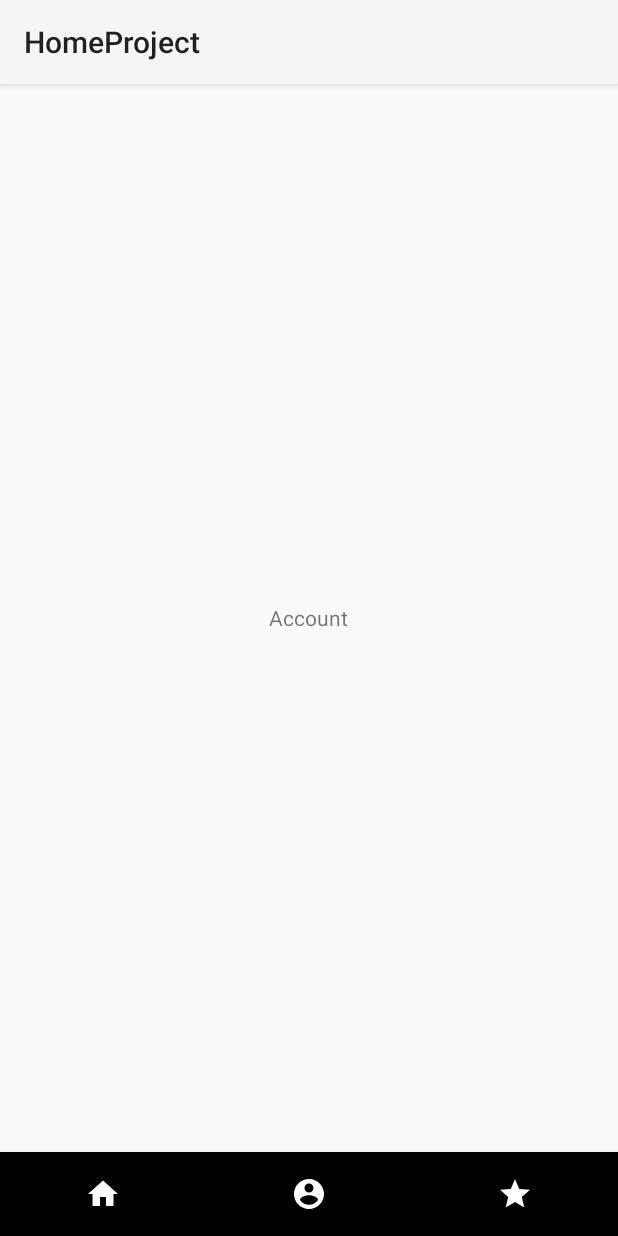
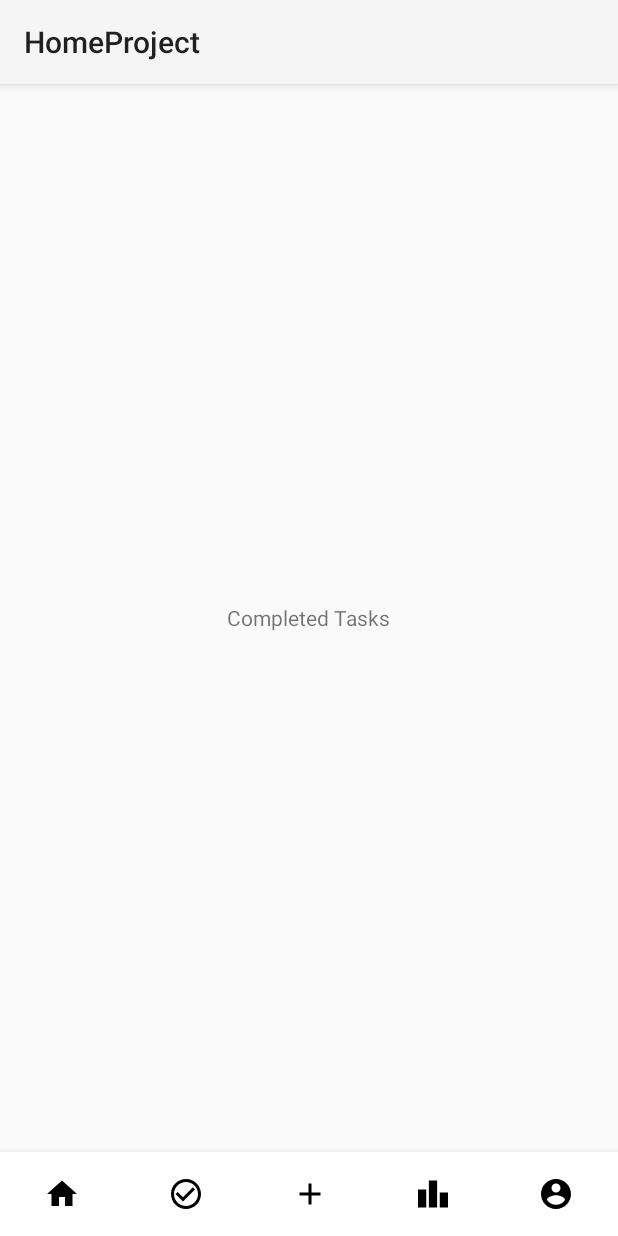
Before and after one commit to JoshuaBesei/HomeProject, an Android app: the screen it shows after launch (MainActivity), item 2 of the bottom bar chosen, on a phone screen of 412 x 824 dp. Run offline under Robolectric (Android 15) with nearby library versions, the phone set to English and light mode, and no system bars; 1 statement that could not run was skipped.

Commit message:
Updating nav bar and pushing ready for others to clone and modify each fragments page

```diff
--- a/app/src/main/java/com/example/homeproject/MainActivity.kt
+++ b/app/src/main/java/com/example/homeproject/MainActivity.kt
@@ -3,9 +3,7 @@ package com.example.homeproject
 import androidx.appcompat.app.AppCompatActivity
 import android.os.Bundle
 import androidx.fragment.app.Fragment
-import com.example.homeproject.fragments.AccountFragment
-import com.example.homeproject.fragments.HomeFragment
-import com.example.homeproject.fragments.LeaderBoardsFragment
+import com.example.homeproject.fragments.*
 import com.google.android.material.bottomnavigation.BottomNavigationView
 
 class MainActivity : AppCompatActivity() {
@@ -16,6 +14,8 @@ class MainActivity : AppCompatActivity() {
         val homeFragment = HomeFragment()
         val account = AccountFragment()
         val leaderboards = LeaderBoardsFragment()
+        val completedTasks = CompletedTasksFragment()
+        val addTasks = AddTasksFragment()
 
         makeCurrentFragment(homeFragment)
 
@@ -26,6 +26,8 @@ class MainActivity : AppCompatActivity() {
                 R.id.home -> makeCurrentFragment(homeFragment)
                 R.id.account -> makeCurrentFragment(account)
                 R.id.leaderboards -> makeCurrentFragment(leaderboards)
+                R.id.completedTasks -> makeCurrentFragment(completedTasks)
+                R.id.addTasks -> makeCurrentFragment(addTasks)
             }
             true
         }
--- /dev/null
+++ b/app/src/main/java/com/example/homeproject/fragments/AddTasksFragment.kt
@@ -0,0 +1,58 @@
+package com.example.homeproject.fragments
+
+import android.os.Bundle
+import androidx.fragment.app.Fragment
+import android.view.LayoutInflater
+import android.view.View
+import android.view.ViewGroup
+import com.example.homeproject.R
+
+// TODO: Rename parameter arguments, choose names that match
+// the fragment initialization parameters, e.g. ARG_ITEM_NUMBER
+private const val ARG_PARAM1 = "param1"
+private const val ARG_PARAM2 = "param2"
+
+/**
+ * A simple [Fragment] subclass.
+ * Use the [AddTasksFragment.newInstance] factory method to
+ * create an instance of this fragment.
+ */
+class AddTasksFragment : Fragment() {
+    // TODO: Rename and change types of parameters
+    private var param1: String? = null
+    private var param2: String? = null
+
+    override fun onCreate(savedInstanceState: Bundle?) {
+        super.onCreate(savedInstanceState)
+        arguments?.let {
+            param1 = it.getString(ARG_PARAM1)
+            param2 = it.getString(ARG_PARAM2)
+        }
+    }
+
+    override fun onCreateView(inflater: LayoutInflater, container: ViewGroup?,
+                              savedInstanceState: Bundle?): View? {
+        // Inflate the layout for this fragment
+        return inflater.inflate(R.layout.fragment_add_tasks, container, false)
+    }
+
+    companion object {
+        /**
+         * Use this factory method to create a new instance of
+         * this fragment using the provided parameters.
+         *
+         * @param param1 Parameter 1.
+         * @param param2 Parameter 2.
+         * @return A new instance of fragment AddTasksFragment.
+         */
+        // TODO: Rename and change types and number of parameters
+        @JvmStatic
+        fun newInstance(param1: String, param2: String) =
+                AddTasksFragment().apply {
+                    arguments = Bundle().apply {
+                        putString(ARG_PARAM1, param1)
+                        putString(ARG_PARAM2, param2)
+                    }
+                }
+    }
+}
--- /dev/null
+++ b/app/src/main/java/com/example/homeproject/fragments/CompletedTasksFragment.kt
@@ -0,0 +1,58 @@
+package com.example.homeproject.fragments
+
+import android.os.Bundle
+import androidx.fragment.app.Fragment
+import android.view.LayoutInflater
+import android.view.View
+import android.view.ViewGroup
+import com.example.homeproject.R
+
+// TODO: Rename parameter arguments, choose names that match
+// the fragment initialization parameters, e.g. ARG_ITEM_NUMBER
+private const val ARG_PARAM1 = "param1"
+private const val ARG_PARAM2 = "param2"
+
+/**
+ * A simple [Fragment] subclass.
+ * Use the [CompletedTasksFragment.newInstance] factory method to
+ * create an instance of this fragment.
+ */
+class CompletedTasksFragment : Fragment() {
+    // TODO: Rename and change types of parameters
+    private var param1: String? = null
+    private var param2: String? = null
+
+    override fun onCreate(savedInstanceState: Bundle?) {
+        super.onCreate(savedInstanceState)
+        arguments?.let {
+            param1 = it.getString(ARG_PARAM1)
+            param2 = it.getString(ARG_PARAM2)
+        }
+    }
+
+    override fun onCreateView(inflater: LayoutInflater, container: ViewGroup?,
+                              savedInstanceState: Bundle?): View? {
+        // Inflate the layout for this fragment
+        return inflater.inflate(R.layout.fragment_completed_tasks, container, false)
+    }
+
+    companion object {
+        /**
+         * Use this factory method to create a new instance of
+         * this fragment using the provided parameters.
+         *
+         * @param param1 Parameter 1.
+         * @param param2 Parameter 2.
+         * @return A new instance of fragment CompletedTasksFragment.
+         */
+        // TODO: Rename and change types and number of parameters
+        @JvmStatic
+        fun newInstance(param1: String, param2: String) =
+                CompletedTasksFragment().apply {
+                    arguments = Bundle().apply {
+                        putString(ARG_PARAM1, param1)
+                        putString(ARG_PARAM2, param2)
+                    }
+                }
+    }
+}
--- a/app/src/main/res/drawable/ic_baseline_account_circle_24.xml
+++ b/app/src/main/res/drawable/ic_baseline_account_circle_24.xml
@@ -1,4 +1,4 @@
-<vector android:height="24dp" android:tint="#FFFFFF"
+<vector android:height="24dp" android:tint="#000000"
     android:viewportHeight="24" android:viewportWidth="24"
     android:width="24dp" xmlns:android="http://schemas.android.com/apk/res/android">
     <path android:fillColor="@android:color/white" android:pathData="M12,2C6.48,2 2,6.48 2,12s4.48,10 10,10 10,-4.48 10,-10S17.52,2 12,2zM12,5c1.66,0 3,1.34 3,3s-1.34,3 -3,3 -3,-1.34 -3,-3 1.34,-3 3,-3zM12,19.2c-2.5,0 -4.71,-1.28 -6,-3.22 0.03,-1.99 4,-3.08 6,-3.08 1.99,0 5.97,1.09 6,3.08 -1.29,1.94 -3.5,3.22 -6,3.22z"/>
--- /dev/null
+++ b/app/src/main/res/drawable/ic_baseline_add_24.xml
@@ -0,0 +1,10 @@
+<vector xmlns:android="http://schemas.android.com/apk/res/android"
+    android:width="24dp"
+    android:height="24dp"
+    android:viewportWidth="24"
+    android:viewportHeight="24"
+    android:tint="?attr/colorControlNormal">
+  <path
+      android:fillColor="@android:color/white"
+      android:pathData="M19,13h-6v6h-2v-6H5v-2h6V5h2v6h6v2z"/>
+</vector>
--- /dev/null
+++ b/app/src/main/res/drawable/ic_baseline_check_circle_outline_24.xml
@@ -0,0 +1,10 @@
+<vector xmlns:android="http://schemas.android.com/apk/res/android"
+    android:width="24dp"
+    android:height="24dp"
+    android:viewportWidth="24"
+    android:viewportHeight="24"
+    android:tint="?attr/colorControlNormal">
+  <path
+      android:fillColor="@android:color/white"
+      android:pathData="M16.59,7.58L10,14.17l-3.59,-3.58L5,12l5,5 8,-8zM12,2C6.48,2 2,6.48 2,12s4.48,10 10,10 10,-4.48 10,-10S17.52,2 12,2zM12,20c-4.42,0 -8,-3.58 -8,-8s3.58,-8 8,-8 8,3.58 8,8 -3.58,8 -8,8z"/>
+</vector>
--- a/app/src/main/res/drawable/ic_baseline_home_24.xml
+++ b/app/src/main/res/drawable/ic_baseline_home_24.xml
@@ -1,4 +1,4 @@
-<vector android:height="24dp" android:tint="#FFFFFF"
+<vector android:height="24dp" android:tint="#000000"
     android:viewportHeight="24" android:viewportWidth="24"
     android:width="24dp" xmlns:android="http://schemas.android.com/apk/res/android">
     <path android:fillColor="@android:color/white" android:pathData="M10,20v-6h4v6h5v-8h3L12,3 2,12h3v8z"/>
--- /dev/null
+++ b/app/src/main/res/drawable/ic_baseline_leaderboard_24.xml
@@ -0,0 +1,10 @@
+<vector xmlns:android="http://schemas.android.com/apk/res/android"
+    android:width="24dp"
+    android:height="24dp"
+    android:viewportWidth="24"
+    android:viewportHeight="24"
+    android:tint="?attr/colorControlNormal">
+  <path
+      android:fillColor="@android:color/white"
+      android:pathData="M7.5,21H2V9h5.5V21zM14.75,3h-5.5v18h5.5V3zM22,11h-5.5v10H22V11z"/>
+</vector>
--- a/app/src/main/res/drawable/ic_baseline_star_24.xml
+++ /dev/null
@@ -1,5 +0,0 @@
-<vector android:height="24dp" android:tint="#FFFFFF"
-    android:viewportHeight="24" android:viewportWidth="24"
-    android:width="24dp" xmlns:android="http://schemas.android.com/apk/res/android">
-    <path android:fillColor="@android:color/white" android:pathData="M12,17.27L18.18,21l-1.64,-7.03L22,9.24l-7.19,-0.61L12,2 9.19,8.63 2,9.24l5.46,4.73L5.82,21z"/>
-</vector>
--- a/app/src/main/res/layout/activity_main.xml
+++ b/app/src/main/res/layout/activity_main.xml
@@ -17,11 +17,11 @@
         android:layout_width="match_parent"
         android:layout_height="wrap_content"
         android:layout_alignParentBottom="true"
+        android:background="?android:attr/windowBackground"
+        app:itemBackground="@color/white"
+        app:itemIconTint="#000"
+        app:itemTextColor="#000"
         app:labelVisibilityMode="unlabeled"
-        android:background="?android:attr/windowBackground"
-        app:itemBackground="@color/black"
-        app:itemIconTint="#fff"
-        app:itemTextColor="#fff"
-        app:menu="@menu/nav_menu"/>
+        app:menu="@menu/nav_menu" />
 
 </RelativeLayout>
--- /dev/null
+++ b/app/src/main/res/layout/fragment_completed_tasks.xml
@@ -0,0 +1,20 @@
+<?xml version="1.0" encoding="utf-8"?>
+<FrameLayout xmlns:android="http://schemas.android.com/apk/res/android"
+    xmlns:tools="http://schemas.android.com/tools"
+    android:layout_width="match_parent"
+    android:layout_height="match_parent"
+    tools:context=".fragments.CompletedTasksFragment">
+
+    <RelativeLayout
+        android:layout_width="match_parent"
+        android:layout_height="match_parent">
+
+        <TextView
+            android:layout_width="wrap_content"
+            android:layout_height="wrap_content"
+            android:layout_centerInParent="true"
+            android:text="Completed Tasks" />
+
+    </RelativeLayout>
+
+</FrameLayout>
--- a/app/src/main/res/menu/nav_menu.xml
+++ b/app/src/main/res/menu/nav_menu.xml
@@ -1,6 +1,7 @@
 <?xml version="1.0" encoding="utf-8"?>
 <menu xmlns:app="http://schemas.android.com/apk/res-auto"
     xmlns:android="http://schemas.android.com/apk/res/android">
+
 
     <item
         android:id="@+id/home"
@@ -8,13 +9,23 @@
         android:title="Home"/>
 
     <item
+        android:id="@+id/completedTasks"
+        android:icon="@drawable/ic_baseline_check_circle_outline_24"
+        android:title="Completed Tasks"/>
+
+    <item
+        android:id="@+id/addTasks"
+        android:icon="@drawable/ic_baseline_add_24"
+        android:title="Add New Task"/>
+
+    <item
+        android:id="@+id/leaderboards"
+        android:icon="@drawable/ic_baseline_leaderboard_24"
+        android:title="Leaderboards"/>
+
+    <item
         android:id="@+id/account"
         android:icon="@drawable/ic_baseline_account_circle_24"
         android:title="Account"/>
 
-    <item
-        android:id="@+id/leaderboards"
-        android:icon="@drawable/ic_baseline_star_24"
-        android:title="Leaderboards"/>
-
 </menu>
--- a/app/src/main/res/values/strings.xml
+++ b/app/src/main/res/values/strings.xml
@@ -2,4 +2,5 @@
     <string name="app_name">HomeProject</string>
     <!-- TODO: Remove or change this placeholder text -->
     <string name="hello_blank_fragment">Hello blank fragment</string>
+    <string name="new_task">New Task</string>
 </resources>
```
Also changed, not shown: app/src/main/res/layout/fragment_add_tasks.xml (added, +20 -0 lines).
